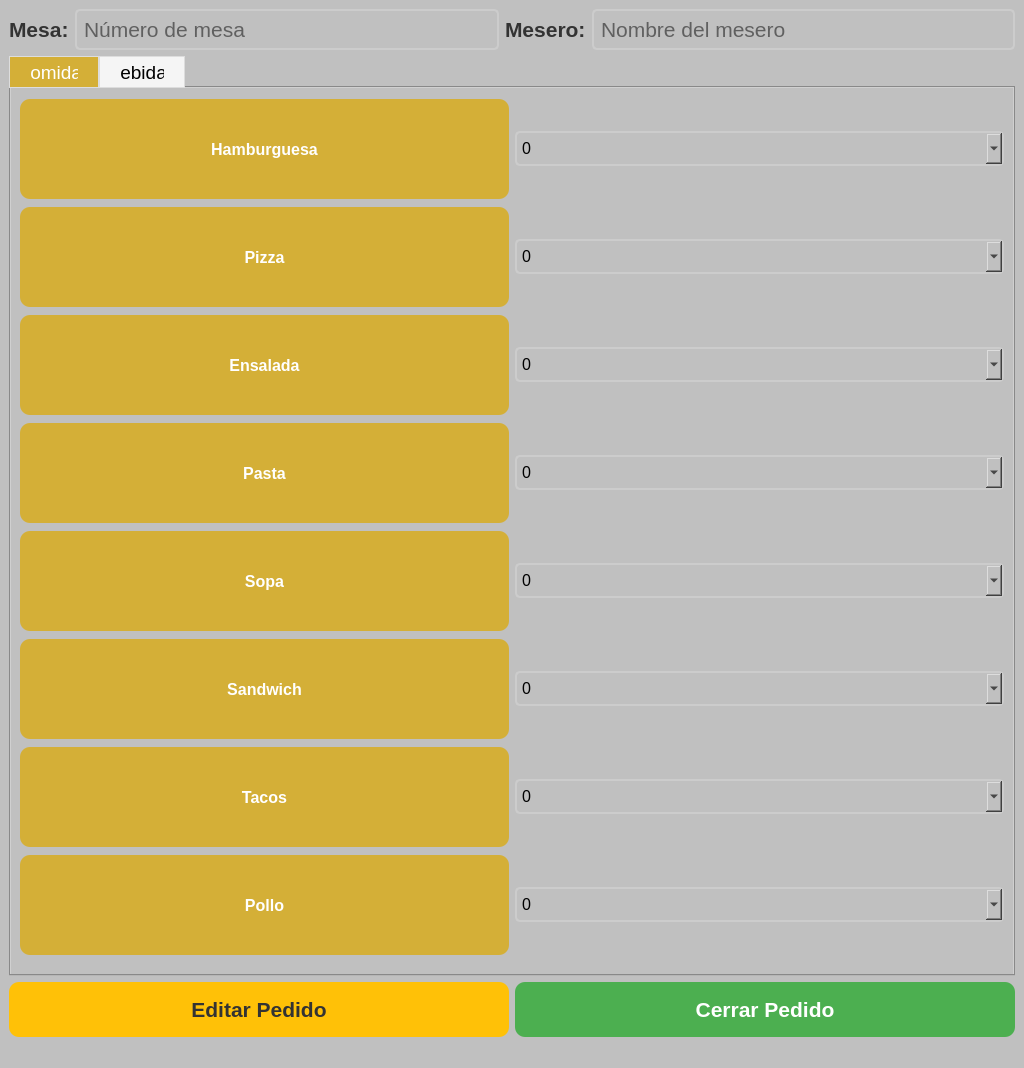
Old version of the form Ui/Meseros/pedidos5.ui in the repository Kodegmxz/Proyecto.
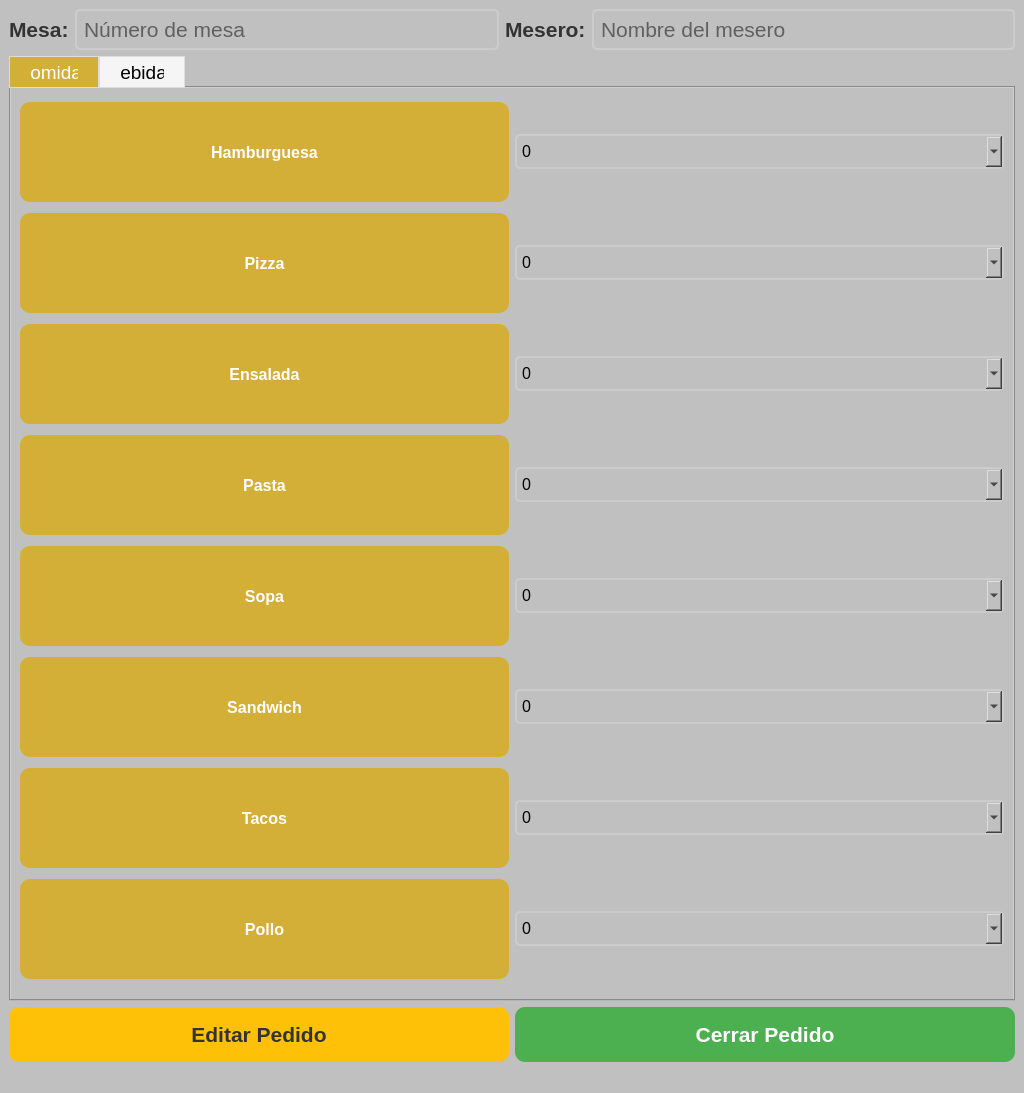
New version of the form. The open tabs and pages were chosen to show the change.

What changed in the file:
```diff
--- a/Ui/Meseros/pedidos5.ui
+++ b/Ui/Meseros/pedidos5.ui
@@ -7,7 +7,7 @@
     <x>0</x>
     <y>0</y>
     <width>1024</width>
-    <height>1068</height>
+    <height>1093</height>
    </rect>
   </property>
   <property name="windowTitle">
@@ -143,6 +143,15 @@
                </color>
               </brush>
              </colorrole>
+             <colorrole role="PlaceholderText">
+              <brush brushstyle="NoBrush">
+               <color alpha="128">
+                <red>255</red>
+                <green>255</green>
+                <blue>255</blue>
+               </color>
+              </brush>
+             </colorrole>
             </active>
             <inactive>
              <colorrole role="WindowText">
@@ -199,6 +208,15 @@
                </color>
               </brush>
              </colorrole>
+             <colorrole role="PlaceholderText">
+              <brush brushstyle="NoBrush">
+               <color alpha="128">
+                <red>255</red>
+                <green>255</green>
+                <blue>255</blue>
+               </color>
+              </brush>
+             </colorrole>
             </inactive>
             <disabled>
              <colorrole role="WindowText">
@@ -255,6 +273,15 @@
                </color>
               </brush>
              </colorrole>
+             <colorrole role="PlaceholderText">
+              <brush brushstyle="NoBrush">
+               <color alpha="128">
+                <red>255</red>
+                <green>255</green>
+                <blue>255</blue>
+               </color>
+              </brush>
+             </colorrole>
             </disabled>
            </palette>
           </property>
```
Left out of the diff: 12 changed lines with no effect on the pictures.
